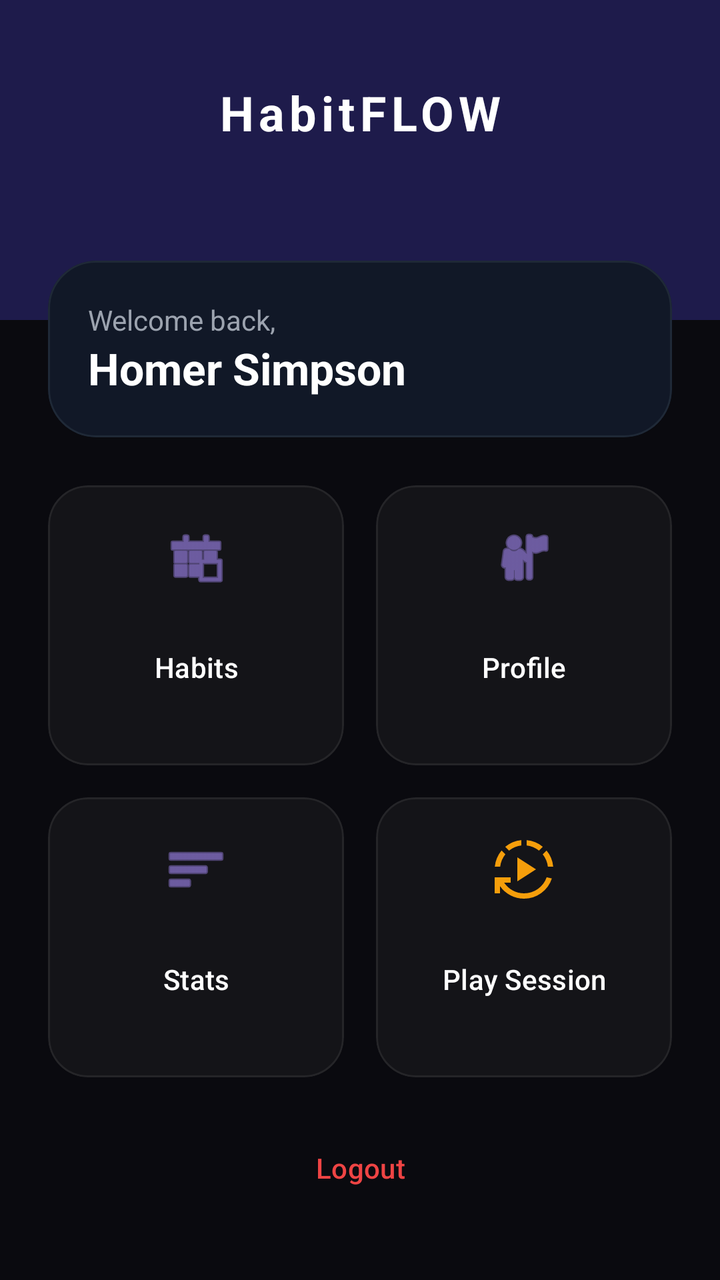
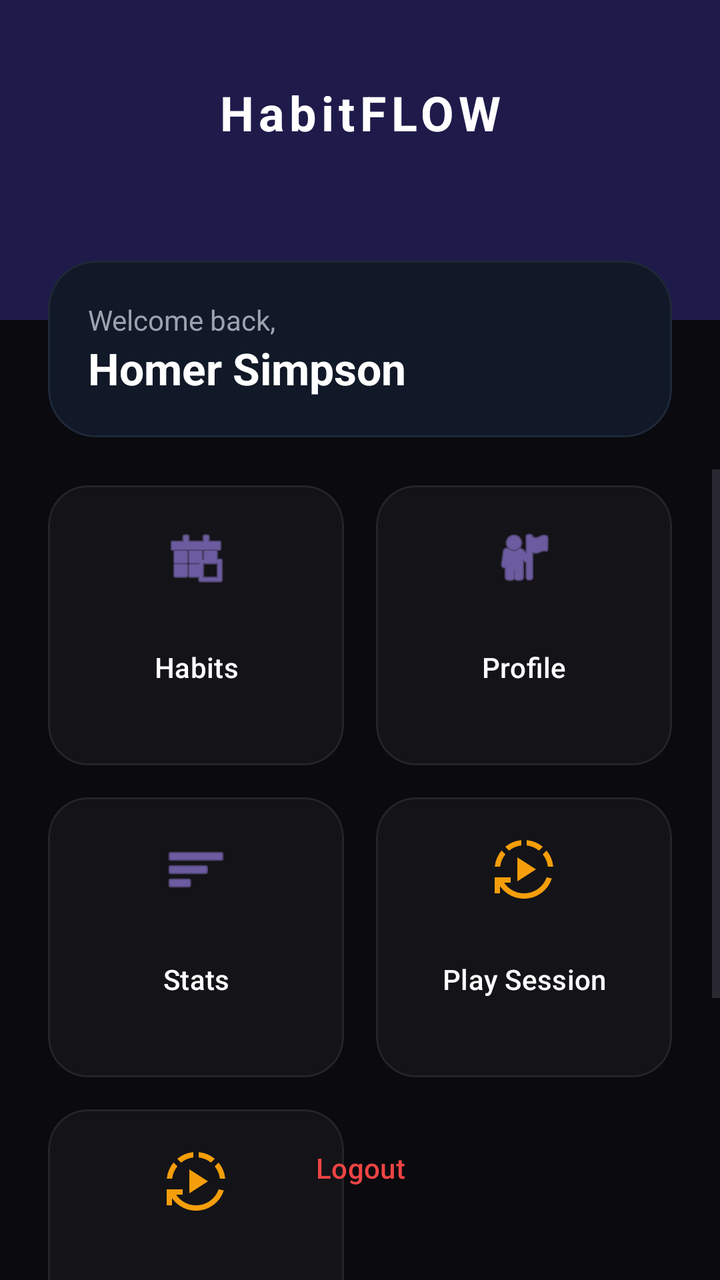

Screens rendered from an Android XML layout before and after an edit, with the pre-edit source and the edit as a unified diff.
<!-- AndroidManifest.xml: application theme Theme.HabitFLOWS -->
<!-- res/layout/activity_main_menu.xml -->
<?xml version="1.0" encoding="utf-8"?>
<androidx.constraintlayout.widget.ConstraintLayout xmlns:android="http://schemas.android.com/apk/res/android"
    xmlns:app="http://schemas.android.com/apk/res-auto"
    xmlns:tools="http://schemas.android.com/tools"
    android:id="@+id/main"
    android:layout_width="match_parent"
    android:layout_height="match_parent"
    android:background="#0A0A0F"
    tools:context=".MainMenu">

    
    <View
        android:id="@+id/viewHeader"
        android:layout_width="match_parent"
        android:layout_height="160dp"
        android:background="#1E1B4B"
        app:layout_constraintTop_toTopOf="parent" />

    <TextView
        android:id="@+id/mainMenuHomeTV"
        android:layout_width="wrap_content"
        android:layout_height="wrap_content"
        android:layout_marginTop="40dp"
        android:text="HabitFLOW"
        android:textColor="#FFFFFF"
        android:textSize="24sp"
        android:textStyle="bold"
        android:letterSpacing="0.1"
        app:layout_constraintEnd_toEndOf="parent"
        app:layout_constraintStart_toStartOf="parent"
        app:layout_constraintTop_toTopOf="parent" />

    
    <com.google.android.material.card.MaterialCardView
        android:id="@+id/greetingCard"
        android:layout_width="match_parent"
        android:layout_height="wrap_content"
        android:layout_marginHorizontal="24dp"
        android:layout_marginTop="-30dp"
        app:cardBackgroundColor="#111827"
        app:cardCornerRadius="24dp"
        app:cardElevation="0dp"
        app:strokeColor="#1F2937"
        app:strokeWidth="1dp"
        app:layout_constraintTop_toBottomOf="@id/viewHeader">

        <LinearLayout
            android:layout_width="match_parent"
            android:layout_height="wrap_content"
            android:orientation="vertical"
            android:padding="20dp">

            <TextView
                android:id="@+id/mainMenuHomeTV3"
                android:layout_width="wrap_content"
                android:layout_height="wrap_content"
                android:text="Welcome back,"
                android:textColor="#9CA3AF"
                android:textSize="14sp" />

            <TextView
                android:id="@+id/mainMenuHomeTV4"
                android:layout_width="wrap_content"
                android:layout_height="wrap_content"
                android:text="Homer Simpson"
                android:textColor="#FFFFFF"
                android:textSize="22sp"
                android:textStyle="bold" />
        </LinearLayout>
    </com.google.android.material.card.MaterialCardView>

    <ScrollView
        android:layout_width="match_parent"
        android:layout_height="0dp"
        android:layout_marginTop="16dp"
        android:clipToPadding="false"
        android:paddingBottom="100dp"
        app:layout_constraintBottom_toBottomOf="parent"
        app:layout_constraintTop_toBottomOf="@id/greetingCard">

        <GridLayout
            android:layout_width="match_parent"
            android:layout_height="wrap_content"
            android:layout_marginHorizontal="16dp"
            android:columnCount="2">

            
            <com.google.android.material.card.MaterialCardView
                android:layout_width="0dp"
                android:layout_height="140dp"
                android:layout_margin="8dp"
                android:layout_columnWeight="1"
                app:cardBackgroundColor="#0AFFFFFF"
                app:cardCornerRadius="20dp"
                app:cardElevation="0dp"
                app:strokeColor="#12FFFFFF"
                app:strokeWidth="1dp">

                <com.google.android.material.button.MaterialButton
                    android:id="@+id/btnHabit"
                    style="@style/Widget.Material3.Button.TextButton"
                    android:layout_width="match_parent"
                    android:layout_height="match_parent"
                    android:padding="16dp"
                    android:text="Habits"
                    android:textAllCaps="false"
                    android:textColor="#FFFFFF"
                    app:icon="@android:drawable/ic_menu_today"
                    app:iconGravity="top"
                    app:iconPadding="10dp"
                    app:iconSize="32dp"
                    app:iconTint="#A78BFA" />
            </com.google.android.material.card.MaterialCardView>

            
            <com.google.android.material.card.MaterialCardView
                android:layout_width="0dp"
                android:layout_height="140dp"
                android:layout_margin="8dp"
                android:layout_columnWeight="1"
                app:cardBackgroundColor="#0AFFFFFF"
                app:cardCornerRadius="20dp"
                app:cardElevation="0dp"
                app:strokeColor="#12FFFFFF"
                app:strokeWidth="1dp">

                <com.google.android.material.button.MaterialButton
                    android:id="@+id/Profile"
                    style="@style/Widget.Material3.Button.TextButton"
                    android:layout_width="match_parent"
                    android:layout_height="match_parent"
                    android:padding="16dp"
                    android:text="Profile"
                    android:textAllCaps="false"
                    android:textColor="#FFFFFF"
                    app:icon="@android:drawable/ic_menu_myplaces"
                    app:iconGravity="top"
                    app:iconPadding="10dp"
                    app:iconSize="32dp"
                    app:iconTint="#A78BFA" />
            </com.google.android.material.card.MaterialCardView>

            
            <com.google.android.material.card.MaterialCardView
                android:layout_width="0dp"
                android:layout_height="140dp"
                android:layout_margin="8dp"
                android:layout_columnWeight="1"
                app:cardBackgroundColor="#0AFFFFFF"
                app:cardCornerRadius="20dp"
                app:cardElevation="0dp"
                app:strokeColor="#12FFFFFF"
                app:strokeWidth="1dp">

                <com.google.android.material.button.MaterialButton
                    android:id="@+id/btnStatistics"
                    style="@style/Widget.Material3.Button.TextButton"
                    android:layout_width="match_parent"
                    android:layout_height="match_parent"
                    android:padding="16dp"
                    android:text="Stats"
                    android:textAllCaps="false"
                    android:textColor="#FFFFFF"
                    app:icon="@android:drawable/ic_menu_sort_by_size"
                    app:iconGravity="top"
                    app:iconPadding="10dp"
                    app:iconSize="32dp"
                    app:iconTint="#A78BFA" />
            </com.google.android.material.card.MaterialCardView>

            
            <com.google.android.material.card.MaterialCardView
                android:layout_width="0dp"
                android:layout_height="140dp"
                android:layout_margin="8dp"
                android:layout_columnWeight="1"
                app:cardBackgroundColor="#0AFFFFFF"
                app:cardCornerRadius="20dp"
                app:cardElevation="0dp"
                app:strokeColor="#12FFFFFF"
                app:strokeWidth="1dp">

                <com.google.android.material.button.MaterialButton
                    android:id="@+id/btnPlayHabit"
                    style="@style/Widget.Material3.Button.TextButton"
                    android:layout_width="match_parent"
                    android:layout_height="match_parent"
                    android:padding="16dp"
                    android:text="Play Session"
                    android:textAllCaps="false"
                    android:textColor="#FFFFFF"
                    app:icon="@drawable/outline_autoplay_24"
                    app:iconGravity="top"
                    app:iconPadding="10dp"
                    app:iconSize="32dp"
                    app:iconTint="#F59E0B" />
            </com.google.android.material.card.MaterialCardView>
        </GridLayout>
    </ScrollView>

    
    <com.google.android.material.button.MaterialButton
        android:id="@+id/mainMenuLogoutBtn"
        style="@style/Widget.Material3.Button.TextButton"
        android:layout_width="wrap_content"
        android:layout_height="wrap_content"
        android:layout_marginBottom="32dp"
        android:text="Logout"
        android:textColor="#EF4444"
        app:layout_constraintBottom_toBottomOf="parent"
        app:layout_constraintEnd_toEndOf="parent"
        app:layout_constraintStart_toStartOf="parent" />

</androidx.constraintlayout.widget.ConstraintLayout>
<!-- resources referenced by this layout -->
<resources>
  <!-- drawable outline_autoplay_24 (drawable) -->
  <vector xmlns:android="http://schemas.android.com/apk/res/android" android:height="24dp" android:tint="#00D9FF" android:viewportHeight="960" android:viewportWidth="960" android:width="24dp">
        
      <path android:fillColor="@android:color/white" android:pathData="M380,660L380,300L660,480L380,660ZM480,920Q372,920 277.5,870.5Q183,821 120,732L120,840L40,840L40,600L280,600L280,680L182,680Q233,755 311.5,797.5Q390,840 480,840Q595,840 688.5,774Q782,708 820,599L898,617Q853,753 738,836.5Q623,920 480,920ZM42,440Q49,373 74,311.5Q99,250 143,198L200,255Q168,296 148,342.5Q128,389 123,440L42,440ZM256,199L199,142Q252,98 313,72.5Q374,47 440,42L440,122Q389,127 343,147Q297,167 256,199ZM705,199Q664,167 617.5,147Q571,127 520,122L520,42Q587,48 648.5,73Q710,98 762,142L705,199ZM838,440Q833,389 813,342.5Q793,296 761,255L818,198Q862,250 887,311.5Q912,373 918,440L838,440Z"/>
      
  </vector>
  <style name="Theme.HabitFLOWS" parent="Base.Theme.HabitFLOWS" />
  <style name="Base.Theme.HabitFLOWS" parent="Theme.Material3.DayNight.NoActionBar">
          
          
      </style>
</resources>

<!-- the commit's change to res/layout/activity_main_menu.xml (unified diff, before → after) -->
@@ -195,6 +195,32 @@
                     app:iconSize="32dp"
                     app:iconTint="#F59E0B" />
             </com.google.android.material.card.MaterialCardView>
+            <com.google.android.material.card.MaterialCardView
+                android:layout_width="0dp"
+                android:layout_height="140dp"
+                android:layout_margin="8dp"
+                android:layout_columnWeight="1"
+                app:cardBackgroundColor="#0AFFFFFF"
+                app:cardCornerRadius="20dp"
+                app:cardElevation="0dp"
+                app:strokeColor="#12FFFFFF"
+                app:strokeWidth="1dp">
+
+                <com.google.android.material.button.MaterialButton
+                    android:id="@+id/btnRankHabit"
+                    style="@style/Widget.Material3.Button.TextButton"
+                    android:layout_width="match_parent"
+                    android:layout_height="match_parent"
+                    android:padding="16dp"
+                    android:text="Play Session"
+                    android:textAllCaps="false"
+                    android:textColor="#FFFFFF"
+                    app:icon="@drawable/outline_autoplay_24"
+                    app:iconGravity="top"
+                    app:iconPadding="10dp"
+                    app:iconSize="32dp"
+                    app:iconTint="#F59E0B" />
+            </com.google.android.material.card.MaterialCardView>
         </GridLayout>
     </ScrollView>
 
